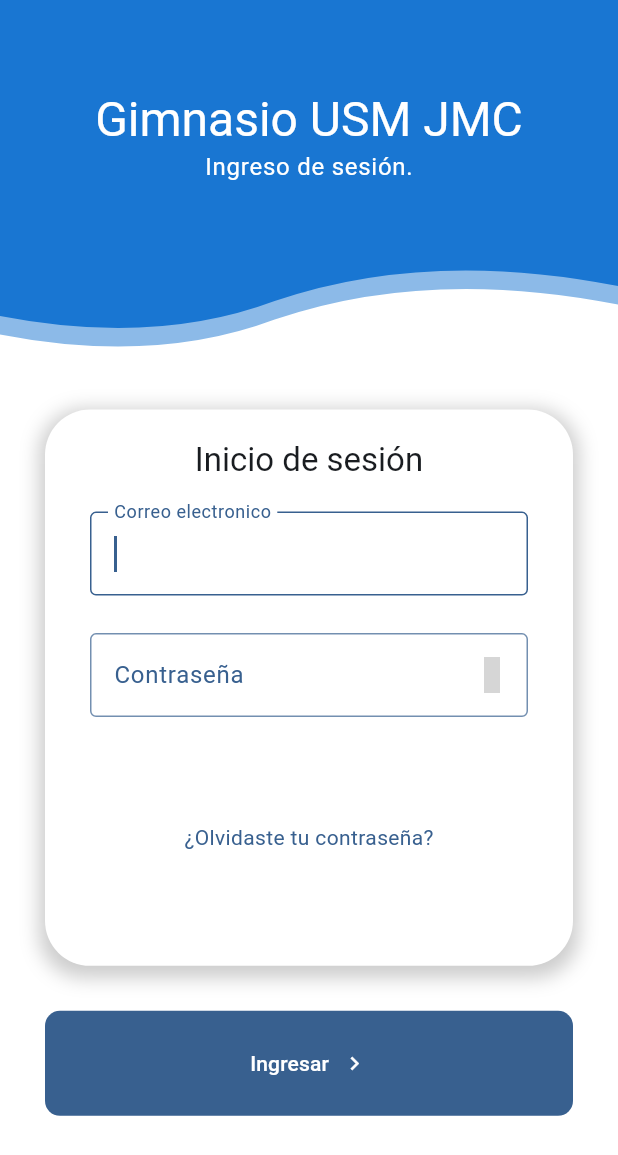
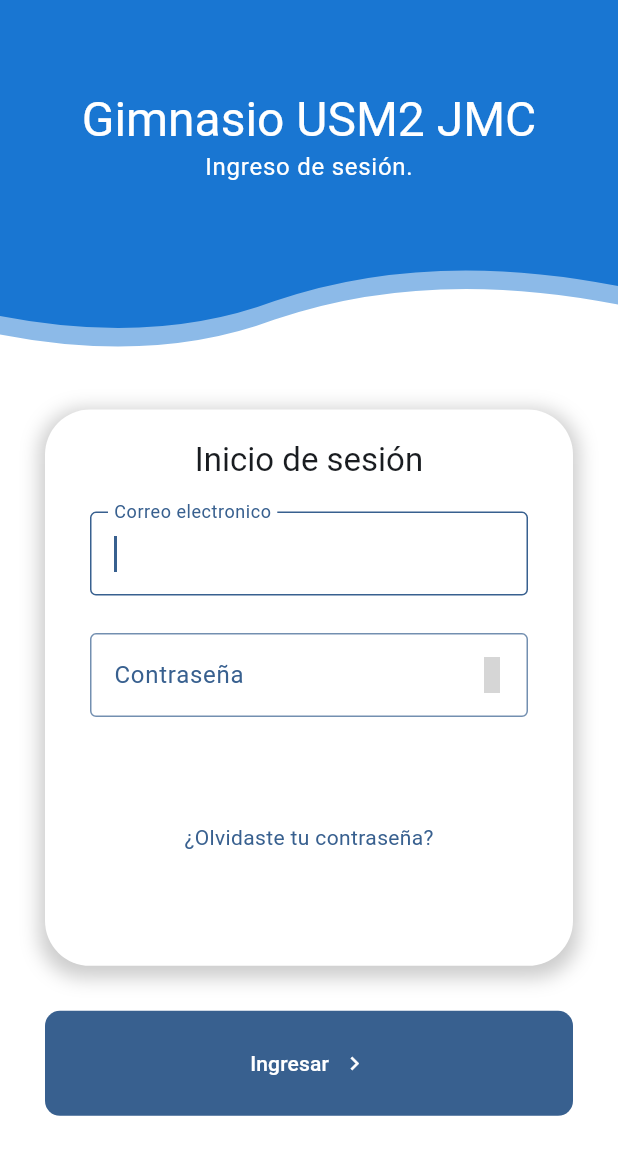
Before and after one commit to nattohd/gimnasio_app, a Flutter app: the screen it shows after launch, on a phone screen of 412 x 824 dp. Shown: the top 1155 px of the screen. Run offline on Flutter 3.47's test engine with Material 2 defaults, Android fonts, the phone set to English and light mode, and no system bars; our stand-ins replace flutter_custom_clippers, go_router, material_design_icons_flutter; grey boxes are pictures that could not be loaded.

Commit message:
Probando merges

```diff
--- a/lib/src/screens/user/widgets/header_login.dart
+++ b/lib/src/screens/user/widgets/header_login.dart
@@ -41,7 +41,7 @@ class HeaderLogin extends StatelessWidget {
                 child: Column(
                   children: [
                     Text(
-                      'Gimnasio USM JMC',
+                      'Gimnasio USM2 JMC',
                       style: textStyle.headlineLarge,
                     ),
                     Text(
```
